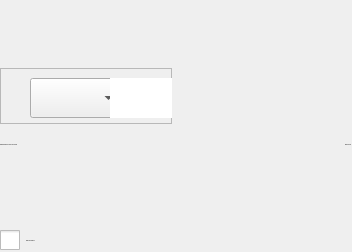
Before: the Qt Designer form ui/mobileLogin.ui in yechaoGitHub/AI, drawn with Qt 5.
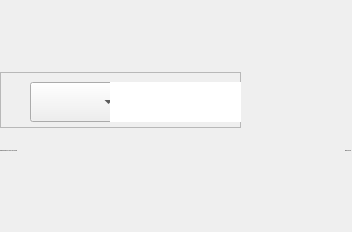
After: the same form once the commit is applied. Icons and pictures are not drawn. Custom widgets are drawn as their Qt base class.

Patch:
```diff
--- a/ui/mobileLogin.ui
+++ b/ui/mobileLogin.ui
@@ -7,7 +7,7 @@
     <x>0</x>
     <y>0</y>
     <width>352</width>
-    <height>252</height>
+    <height>232</height>
    </rect>
   </property>
   <property name="sizePolicy">
@@ -65,13 +65,13 @@
        </property>
        <property name="minimumSize">
         <size>
-         <width>0</width>
+         <width>159</width>
          <height>56</height>
         </size>
        </property>
        <property name="maximumSize">
         <size>
-         <width>16777215</width>
+         <width>159</width>
          <height>56</height>
         </size>
        </property>
@@ -202,13 +202,13 @@
        </property>
        <property name="minimumSize">
         <size>
-         <width>0</width>
+         <width>103</width>
          <height>56</height>
         </size>
        </property>
        <property name="maximumSize">
         <size>
-         <width>16777215</width>
+         <width>103</width>
          <height>56</height>
         </size>
        </property>
@@ -340,43 +340,6 @@
      </item>
     </layout>
    </item>
-   <item>
-    <layout class="QHBoxLayout" name="horizontalLayout_5">
-     <property name="spacing">
-      <number>8</number>
-     </property>
-     <item>
-      <widget class="QCheckBox" name="checkBox">
-       <property name="sizePolicy">
-        <sizepolicy hsizetype="Preferred" vsizetype="Preferred">
-         <horstretch>0</horstretch>
-         <verstretch>0</verstretch>
-        </sizepolicy>
-       </property>
-       <property name="minimumSize">
-        <size>
-         <width>0</width>
-         <height>20</height>
-        </size>
-       </property>
-       <property name="maximumSize">
-        <size>
-         <width>16777215</width>
-         <height>20</height>
-        </size>
-       </property>
-       <property name="styleSheet">
-        <string notr="true">QCheckBox::indicator {width: 20px; height: 20px;}
-QCheckBox::indicator:unchecked {background-image: url(:/QtTest/icon/check_sel.png);}
-QCheckBox::indicator:checked {background-image: url(:/QtTest/icon/chebox_select.png);}</string>
-       </property>
-       <property name="text">
-        <string>Keep me logged in</string>
-       </property>
-      </widget>
-     </item>
-    </layout>
-   </item>
   </layout>
  </widget>
  <customwidgets>
```
